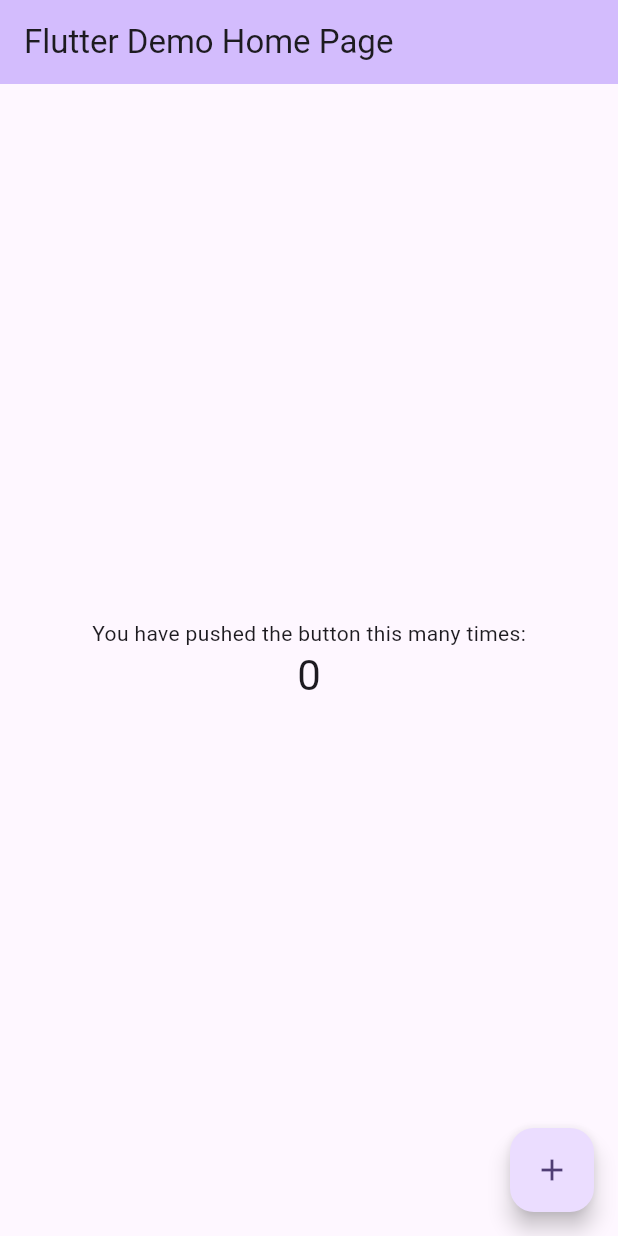
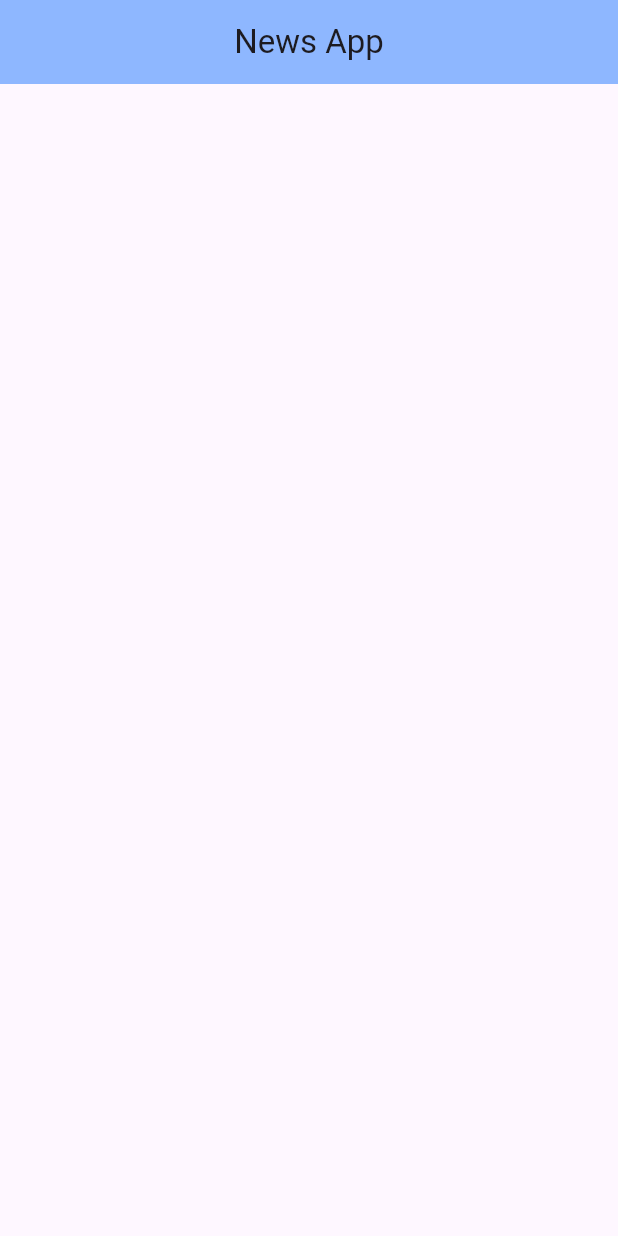
Before and after one commit to mahdi-islam-pranto/News-App, a Flutter app: the screen it shows after launch, on a phone screen of 412 x 824 dp. Run offline on Flutter 3.47's test engine with Material 2 defaults, Android fonts, the phone set to English and light mode, and no system bars.

Commit message:
app bar added

```diff
--- a/lib/main.dart
+++ b/lib/main.dart
@@ -1,4 +1,5 @@
 import 'package:flutter/material.dart';
+import 'package:news_app/pages/homepage.dart';
 
 void main() {
   runApp(const MyApp());
@@ -31,95 +32,7 @@ class MyApp extends StatelessWidget {
         colorScheme: ColorScheme.fromSeed(seedColor: Colors.deepPurple),
         useMaterial3: true,
       ),
-      home: const MyHomePage(title: 'Flutter Demo Home Page'),
+      home: const HomePage(title: 'News App'),
     );
   }
 }
-
-class MyHomePage extends StatefulWidget {
-  const MyHomePage({super.key, required this.title});
-
-  // This widget is the home page of your application. It is stateful, meaning
-  // that it has a State object (defined below) that contains fields that affect
-  // how it looks.
-
-  // This class is the configuration for the state. It holds the values (in this
-  // case the title) provided by the parent (in this case the App widget) and
-  // used by the build method of the State. Fields in a Widget subclass are
-  // always marked "final".
-
-  final String title;
-
-  @override
-  State<MyHomePage> createState() => _MyHomePageState();
-}
-
-class _MyHomePageState extends State<MyHomePage> {
-  int _counter = 0;
-
-  void _incrementCounter() {
-    setState(() {
-      // This call to setState tells the Flutter framework that something has
-      // changed in this State, which causes it to rerun the build method below
-      // so that the display can reflect the updated values. If we changed
-      // _counter without calling setState(), then the build method would not be
-      // called again, and so nothing would appear to happen.
-      _counter++;
-    });
-  }
-
-  @override
-  Widget build(BuildContext context) {
-    // This method is rerun every time setState is called, for instance as done
-    // by the _incrementCounter method above.
-    //
-    // The Flutter framework has been optimized to make rerunning build methods
-    // fast, so that you can just rebuild anything that needs updating rather
-    // than having to individually change instances of widgets.
-    return Scaffold(
-      appBar: AppBar(
-        // TRY THIS: Try changing the color here to a specific color (to
-        // Colors.amber, perhaps?) and trigger a hot reload to see the AppBar
-        // change color while the other colors stay the same.
-        backgroundColor: Theme.of(context).colorScheme.inversePrimary,
-        // Here we take the value from the MyHomePage object that was created by
-        // the App.build method, and use it to set our appbar title.
-        title: Text(widget.title),
-      ),
-      body: Center(
-        // Center is a layout widget. It takes a single child and positions it
-        // in the middle of the parent.
-        child: Column(
-          // Column is also a layout widget. It takes a list of children and
-          // arranges them vertically. By default, it sizes itself to fit its
-          // children horizontally, and tries to be as tall as its parent.
-          //
-          // Column has various properties to control how it sizes itself and
-          // how it positions its children. Here we use mainAxisAlignment to
-          // center the children vertically; the main axis here is the vertical
-          // axis because Columns are vertical (the cross axis would be
-          // horizontal).
-          //
-          // TRY THIS: Invoke "debug painting" (choose the "Toggle Debug Paint"
-          // action in the IDE, or press "p" in the console), to see the
-          // wireframe for each widget.
-          mainAxisAlignment: MainAxisAlignment.center,
-          children: <Widget>[
-            const Text(
-              'You have pushed the button this many times:',
-            ),
-            Text(
-              '$_counter',
-              style: Theme.of(context).textTheme.headlineMedium,
-            ),
-          ],
-        ),
-      ),
-      floatingActionButton: FloatingActionButton(
-        onPressed: _incrementCounter,
-        tooltip: 'Increment',
-        child: const Icon(Icons.add),
-      ), // This trailing comma makes auto-formatting nicer for build methods.
-    );
-  }
-}
--- /dev/null
+++ b/lib/pages/homepage.dart
@@ -0,0 +1,15 @@
+import 'package:flutter/material.dart';
+
+class HomePage extends StatelessWidget {
+  const HomePage({super.key, required String title});
+
+  @override
+  Widget build(BuildContext context) {
+    return Scaffold(
+      appBar: AppBar(
+        title: Center(child: Text("News App")),
+        backgroundColor: Color.fromARGB(255, 142, 183, 255),
+      ),
+    );
+  }
+}
```
